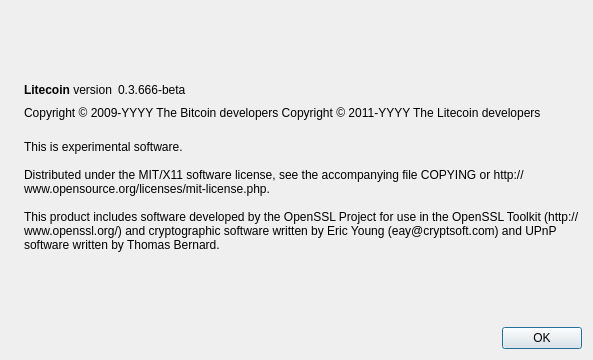
Above: src/qt/forms/aboutdialog.ui from jdogewow/LIRA before the change. Below: the same form after it.
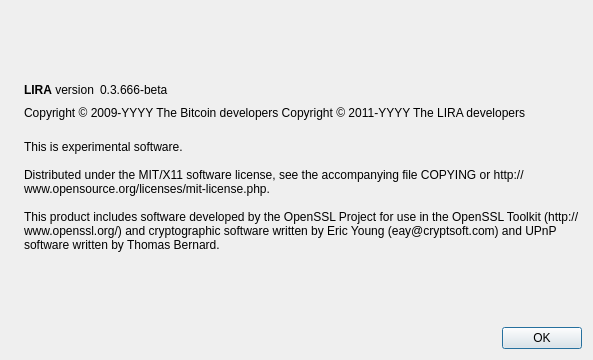
That is the form after the change. Icons and pictures are not drawn.

The edit to the form file:
```diff
--- a/src/qt/forms/aboutdialog.ui
+++ b/src/qt/forms/aboutdialog.ui
@@ -50,7 +50,7 @@
           <cursorShape>IBeamCursor</cursorShape>
          </property>
          <property name="text">
-          <string>&lt;b&gt;Litecoin&lt;/b&gt; version</string>
+          <string>&lt;b&gt;LIRA&lt;/b&gt; version</string>
          </property>
          <property name="textInteractionFlags">
           <set>Qt::LinksAccessibleByMouse|Qt::TextSelectableByKeyboard|Qt::TextSelectableByMouse</set>
@@ -92,7 +92,7 @@
        </property>
        <property name="text">
         <string notr="true">Copyright &amp;copy; 2009-YYYY The Bitcoin developers
-Copyright &amp;copy; 2011-YYYY The Litecoin developers</string>
+Copyright &amp;copy; 2011-YYYY The LIRA developers</string>
        </property>
        <property name="textFormat">
         <enum>Qt::RichText</enum>
```
Left out of the diff: 2 changed lines with no effect on the pictures.
